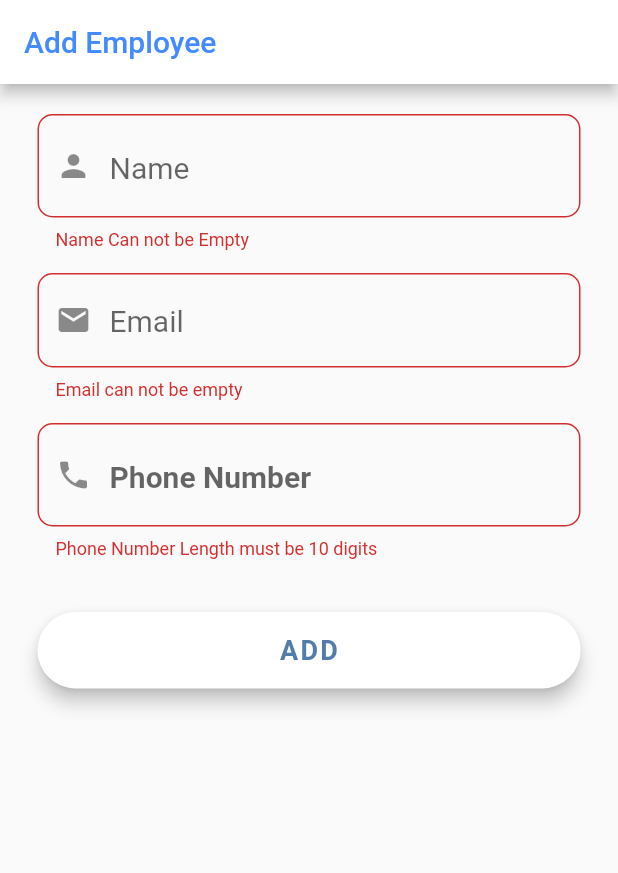
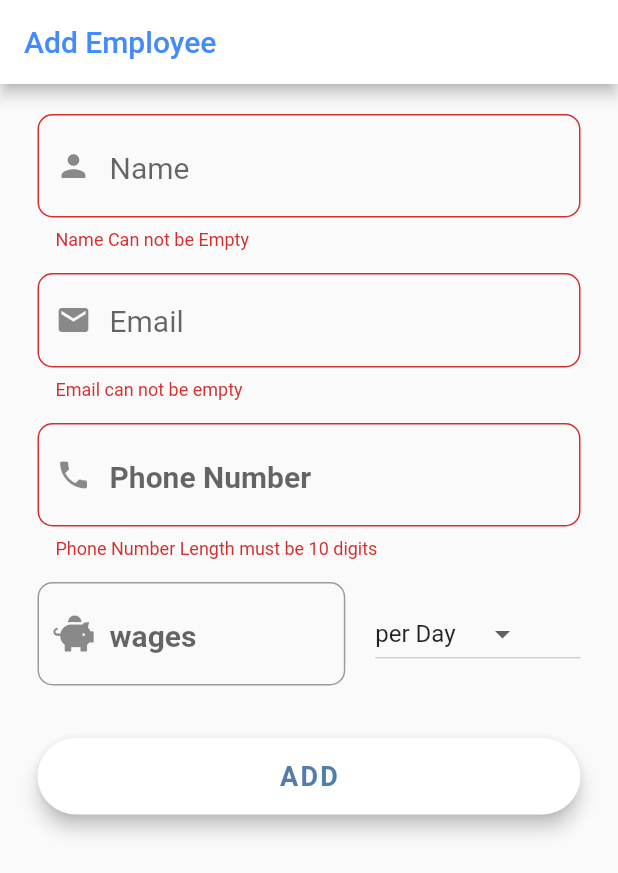
Before and after one commit to yash-hck/employee_manager, a Flutter app: the AddEmployee screen opened directly, after a tap on "ADD", on a phone screen of 412 x 824 dp. Shown: the top 873 px of the screen. Run offline on Flutter 3.47's test engine with Material 2 defaults, Android fonts, the phone set to English and light mode, and no system bars; our stand-ins replace cloud_firestore, firebase_core, font_awesome_flutter, shared_preferences, toggle_switch; missing offline and left inert: flutter_email_sender, flutter_mailer, flutter_search_bar, mailer; accounts and stored records are empty; Roboto replaces fonts that are missing (OpenSans).

Commit message:
Improved Payments

```diff
--- a/lib/models/attendence.dart
+++ b/lib/models/attendence.dart
@@ -16,6 +16,7 @@ class Attendence{
   String get date => _date;
 
   set date(String value) {
+
     _date = value;
   }
 
--- a/lib/models/employees.dart
+++ b/lib/models/employees.dart
@@ -10,12 +10,14 @@ class Employee{
   String _email;
   String _mob;
   String _document_id;
+  double _wages;
   String _managerDocumentId;
-
+  //String _scheme;
   Employee.blank();
 
   Employee( this._name,  this._dateJoined,
-      this._email, this._mob);
+      this._email,this._wages , this._mob);
+
 
 
   String get managerDocumentId => _managerDocumentId;
@@ -30,6 +32,12 @@ class Employee{
     _document_id = value;
   }
 
+
+  double get wages => _wages;
+
+  set wages(double value) {
+    _wages = value;
+  }
 
   String get mob => _mob;
 
@@ -67,7 +75,9 @@ class Employee{
     //map['dob'] = this.dob;
     map['dateJoined'] = this._dateJoined;
     map['email'] = this._email;
+    map['wages'] = this._wages;
     map['mob'] = this._mob;
+    //map['scheme'] = this._scheme;
     //map['documentId'] = this._document_id;
     //map['managerDocumentId'] = this._managerDocumentId;
 
@@ -77,11 +87,13 @@ class Employee{
 
   Employee.fromMapObject(Map<String,dynamic> map){
     this._name = map['name'];
+    this._wages = map['wages'];
     //this.employee_id = map['employee_id'];
     //this.dob = map['dob'];
     this._dateJoined =  map['dateJoined'];
     this._email = map['email'];
     this._mob = map['mob'];
+    //this._scheme = map['scheme'];
     //this._document_id = map['documentId'];
     //this._managerDocumentId = map['managerDocumentId'];
   }
@@ -89,6 +101,7 @@ class Employee{
   Employee.fromQurrySnapshot(QueryDocumentSnapshot data){
     this.name = data['name'];
     this.email = data['email'];
+    this._wages = data['wages'];
     this.mob = data['mob'];
     this.dateJoined = data['dateJoined'];
   }
--- a/lib/models/payments.dart
+++ b/lib/models/payments.dart
@@ -3,8 +3,15 @@ class Payments{
   String _method;
   String _amount;
   String _recipent;
+  String _recipentName;
 
-  Payments(this._date, this._method, this._amount, this._recipent);
+  String get recipentName => _recipentName;
+
+  set recipentName(String value) {
+    _recipentName = value;
+  }
+
+  Payments(this._date, this._method, this._amount, this._recipent,this._recipentName);
 
   Payments.blank();
   String get recipent => _recipent;
@@ -39,6 +46,7 @@ class Payments{
     map['method'] = this.method;
     map['amount'] = this._amount;
     map['recipent'] = this.recipent;
+    map['recipentName'] = this._recipentName;
     //map['documentId'] = this._documentId;
 
     return map;
@@ -50,6 +58,7 @@ class Payments{
     this._date = map['date'];
     this._amount = map['method'];
     this._method = map['amount'];
+    this._recipentName  = map['recipentName'];
     this.recipent = map['recipent'];
     //this._documentId = map['documentId'];
   }
--- a/lib/screens/addEmployee.dart
+++ b/lib/screens/addEmployee.dart
@@ -1,7 +1,9 @@
+
 import 'package:employeemanager/models/employees.dart';
 import 'package:employeemanager/utils/firestoreCrud.dart';
 import 'package:flutter/material.dart';
 import 'package:flutter/services.dart';
+import 'package:font_awesome_flutter/font_awesome_flutter.dart';
 import 'package:shared_preferences/shared_preferences.dart';
 
 class AddEmployee extends StatefulWidget {
@@ -14,9 +16,13 @@ class _AddEmployeeState extends State<AddEmployee> {
   final formKey = GlobalKey<FormState>();
   String jsonId;
   Employee employee = Employee.blank();
+  int wageInd = 0;
+  String dropDownVal = 'per Day';
+  TextEditingController wageController = TextEditingController();
 
   @override
   Widget build(BuildContext context) {
+
     return Scaffold(
       appBar: AppBar(
         title: Text('Add Employee',style:
@@ -138,6 +144,73 @@ class _AddEmployeeState extends State<AddEmployee> {
                       return null;
                     },
                   ),
+                  SizedBox(height: 15,),
+                  Row(
+                    children: [
+
+
+                      Expanded(
+                        flex: 3,
+                        child: TextFormField(
+                          style: TextStyle(
+                              fontSize: 25,
+                              fontWeight: FontWeight.bold
+                          ),
+                          keyboardType: TextInputType.phone,
+                          decoration: InputDecoration(
+                              border: OutlineInputBorder(
+                                  borderRadius: BorderRadius.circular(10),
+                                  borderSide: BorderSide(
+                                      color: Colors.grey[300],
+                                      width: 2,
+                                      style: BorderStyle.solid
+                                  )
+                              ),
+                              hintText: 'wages',
+                              prefixIcon: Icon(FontAwesomeIcons.piggyBank),
+                              hintStyle: TextStyle(
+
+                                  fontSize: 20
+                              )
+                          ),
+                          controller: wageController,
+
+                          onSaved: (value){
+                            employee.wages = double.parse(value);
+                          },
+
+                          validator: (value){
+                            if(value.length <0 )
+                              return 'Phone Number Length must be 10 digits';
+                            return null;
+                          },
+                        ),
+                      ),
+                      SizedBox(width: 20 ,),
+                      Expanded(
+                        flex: 2,
+                        child: DropdownButton(
+
+                          value: dropDownVal,
+                          items: [
+                            'per Day','per Month'
+                          ].map((String e){
+                            return DropdownMenuItem(
+                                child: Text(e),
+                                value: e
+                            );
+                          }).toList(),
+                          onChanged: (String val){
+                            setState(() {
+
+                              dropDownVal = val;
+
+                            });
+                          },
+                        ),
+                      ),
+                    ],
+                  ),
                   _buildAddBtn()
                 ],
               ),
@@ -181,10 +254,23 @@ class _AddEmployeeState extends State<AddEmployee> {
 
     await initialiseId();
 
+
     if(formKey.currentState.validate()){
       employee.managerDocumentId = jsonId;
 
       formKey.currentState.save();
+
+      employee.wages = double.parse(wageController.text);
+      print('wages ' + employee.wages.toString());
+      if(dropDownVal != 'per Day'){
+        employee.wages = (employee.wages/30).roundToDouble();
+        print(employee.wages);
+        /*double res = employee.wages;
+      res = res/30;
+      employee.wages = res.toDouble();*/
+      }
+      //print('scheme' + employee.wages.toString());
+
       print(employee.managerDocumentId);
       FirestoreCRUD.addEmployee(context, employee).then((value){
         if(value){
--- a/lib/screens/addPaymentScreen.dart
+++ b/lib/screens/addPaymentScreen.dart
@@ -171,7 +171,8 @@ class _AddPaymentsState extends State<AddPayments> {
               onPressed: () {
                 addPay(result);
               },
-              child: isLoading?CircularProgressIndicator(): Text(
+              child: isLoading?CircularProgressIndicator():
+              Text(
                 "SAVE",
 
                 style: TextStyle(
--- a/lib/screens/paymentsScreen.dart
+++ b/lib/screens/paymentsScreen.dart
@@ -3,6 +3,6 @@ import 'package:flutter/material.dart';
 class PaymentsScreen extends StatelessWidget {
   @override
   Widget build(BuildContext context) {
-    return Container();
+    return Scaffold();
   }
 }
--- a/lib/utils/firestoreCrud.dart
+++ b/lib/utils/firestoreCrud.dart
@@ -149,25 +149,13 @@ class FirestoreCRUD{
 
     print('email' + employee.email);
     payments.recipent = employee.email;
+    payments.recipentName = employee.name;
 
-    var data = await FirebaseFirestore.instance.collection(MANAGER_COLLECTION).doc(manager.documentId)
-        .collection(EMPLOYEES_COLLECTION)
-        .where('email',isEqualTo: employee.email).get();
-
-    print('length => '+ data.docs.length.toString());
-
-    if(data.docs.length >1)return false;
-
-    var result = await data.docs[0].id;
-    print(result.toString());
     try{
       await FirebaseFirestore.instance.collection(MANAGER_COLLECTION)
           .doc(manager.documentId)
-          .collection(EMPLOYEES_COLLECTION)
-          .doc(result)
           .collection('payments')
           .add(payments.toMap());
-
       }
       catch(e){
       print(e.toString());
```
Also changed, not shown: lib/screens/employeeProfile.dart (added).
